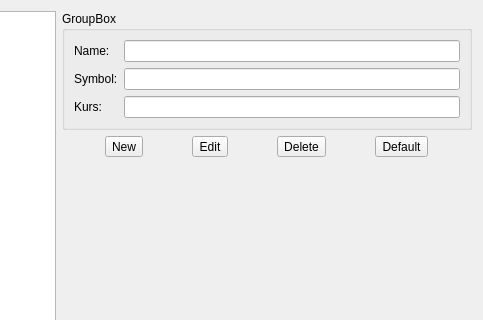
Before: the Qt Designer form listcurrency.ui in sergey196510/mycash, drawn with Qt 5; both pictures show x 366 to 849 and y 0 to 320 of the 849 by 532 pixel window.
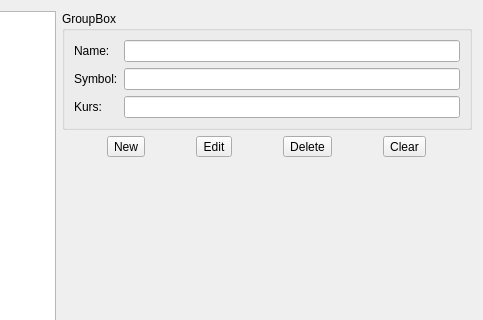
After: the same form once the commit is applied. Custom widgets are drawn as their Qt base class.

Diff of the .ui file:
```diff
--- a/listcurrency.ui
+++ b/listcurrency.ui
@@ -88,7 +88,7 @@
        <item>
         <widget class="QToolButton" name="defaultButton">
          <property name="text">
-          <string>Default</string>
+          <string>Clear</string>
          </property>
         </widget>
        </item>
```
Left out of the diff: 11 changed lines with no effect on the pictures.
